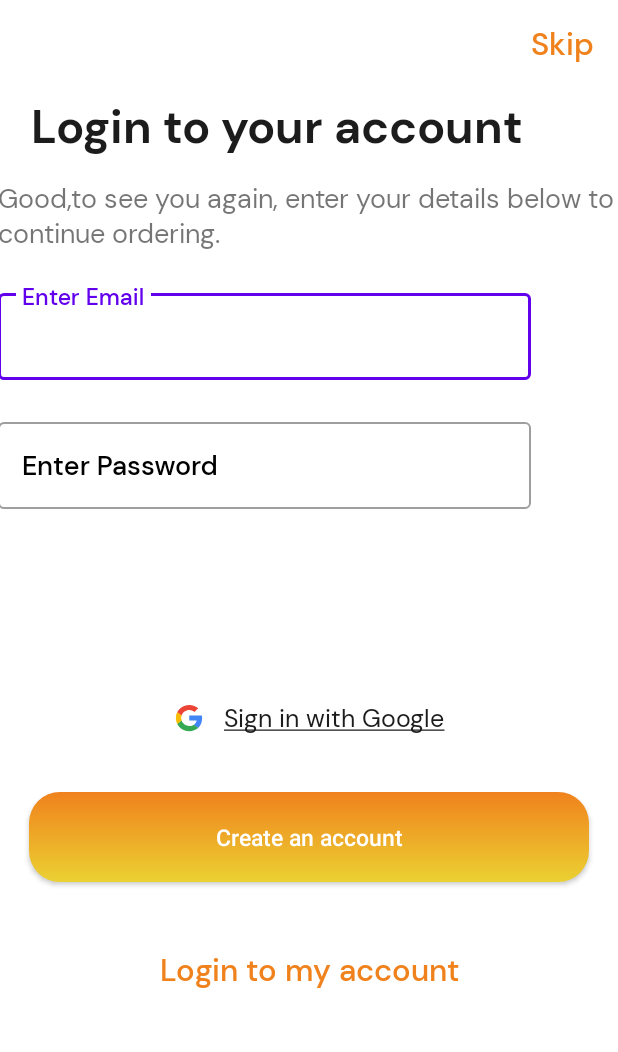
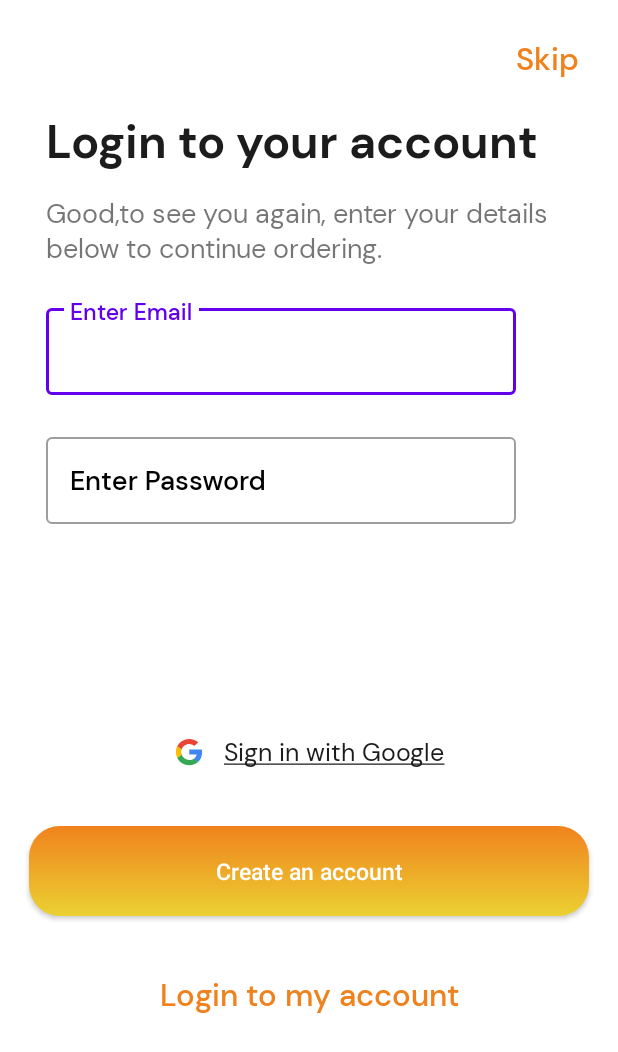
Before and after one commit to SanskarPatidar-Git/Exerboost, an Android app: the LoginActivity screen opened directly, with no data from a screen before it, on a phone screen of 412 x 824 dp. Shown: the top 1052 px of the screen. Run offline under Robolectric (Android 15) with nearby library versions, the phone set to English and light mode, and no system bars; our stand-ins replace sdp/ssp sizes.

Commit message:
some_login_change2

```diff
--- a/app/src/main/res/layout/activity_login.xml
+++ b/app/src/main/res/layout/activity_login.xml
@@ -20,12 +20,12 @@
             android:text="@string/loginactivity_skip"
             android:textColor="@color/colorPrimary"
             android:textSize="@dimen/_16ssp"
-            app:layout_constraintEnd_toEndOf="parent"
-            app:layout_constraintTop_toTopOf="parent" />
+            app:layout_constraintEnd_toEndOf="@id/guideline_right"
+            app:layout_constraintTop_toTopOf="@id/guideline_top" />
 
         <TextView
             android:id="@+id/login_to_your_account_textview"
-            android:layout_width="wrap_content"
+            android:layout_width="0dp"
             android:layout_height="wrap_content"
             android:layout_marginLeft="@dimen/_16sdp"
             android:layout_marginTop="@dimen/_16sdp"
@@ -33,21 +33,21 @@
             android:text="@string/loginactivity_login_to_your_account"
             android:textColor="@color/colorSecondary"
             android:textSize="@dimen/_24ssp"
-            app:layout_constraintStart_toStartOf="parent"
+            app:layout_constraintStart_toStartOf="@id/guideline_left"
             app:layout_constraintTop_toBottomOf="@id/skipTextView" />
 
         <TextView
             android:id="@+id/goodtoseeyouTextView"
-            android:layout_width="wrap_content"
+            android:layout_width="0dp"
             android:layout_height="wrap_content"
-            android:layout_marginStart="@dimen/_25sdp"
             android:layout_marginTop="@dimen/_12sdp"
             android:layout_marginRight="@dimen/_10sdp"
+            android:layout_marginLeft="@dimen/_16sdp"
             android:fontFamily="@font/dmsans_regular"
             android:text="@string/loginactivity_good_to_see_you_again_enter_your_details_below_to_continue_ordering"
             android:textSize="@dimen/_14ssp"
-            app:layout_constraintEnd_toStartOf="@id/skipTextView"
-            app:layout_constraintStart_toStartOf="@id/login_to_your_account_textview"
+            app:layout_constraintEnd_toEndOf="@id/guideline_right"
+            app:layout_constraintStart_toStartOf="@id/guideline_left"
             app:layout_constraintTop_toBottomOf="@id/login_to_your_account_textview"
          />
 
@@ -101,7 +101,7 @@
             android:layout_width="@dimen/_150sdp"
             android:layout_height="@dimen/_35sdp"
             android:layout_gravity="center"
-            android:layout_marginTop="@dimen/_90sdp"
+            android:layout_marginTop="@dimen/_100sdp"
             android:background="@drawable/button_bg"
             android:backgroundTint="@color/white"
             android:gravity="center"
@@ -130,7 +130,7 @@
             android:layout_marginLeft="@dimen/_15sdp"
             android:layout_marginTop="@dimen/_20sdp"
             android:layout_marginRight="@dimen/_15sdp"
-            android:layout_marginBottom="@dimen/_35sdp"
+       android:layout_marginBottom="@dimen/_30sdp"
             android:background="@drawable/gradient_app_color"
             android:letterSpacing="0"
             android:text="@string/loginactivity_create_an_account"
@@ -138,9 +138,9 @@
             android:textSize="@dimen/_12ssp"
             app:backgroundTint="@null"
             app:layout_constraintBottom_toTopOf="@+id/loginTextView"
-            app:layout_constraintEnd_toEndOf="parent"
+            app:layout_constraintEnd_toEndOf="@id/guideline_right"
             app:layout_constraintHorizontal_bias="1.0"
-            app:layout_constraintStart_toStartOf="parent"
+            app:layout_constraintStart_toStartOf="@id/guideline_left"
             app:layout_constraintTop_toBottomOf="@id/sign_in_with_google"
             app:layout_constraintVertical_bias="1.0" />
 
@@ -154,10 +154,35 @@
             android:textAlignment="viewEnd"
             android:textColor="@color/colorPrimary"
             android:textSize="@dimen/_16sdp"
-            app:layout_constraintBottom_toBottomOf="parent"
-            app:layout_constraintEnd_toEndOf="parent"
-            app:layout_constraintHorizontal_bias="0.50"
-            app:layout_constraintStart_toStartOf="parent" />
+            android:layout_marginTop="@dimen/_10sdp"
+            app:layout_constraintBottom_toBottomOf="@id/guideline_bottom"
+            app:layout_constraintEnd_toEndOf="@id/guideline_right"
+            app:layout_constraintStart_toStartOf="@id/guideline_left" />
 
+        <androidx.constraintlayout.widget.Guideline
+            android:id="@+id/guideline_top"
+            android:layout_width="wrap_content"
+            android:layout_height="wrap_content"
+            android:orientation="horizontal"
+            app:layout_constraintGuide_begin="10dp" />
+
+        <androidx.constraintlayout.widget.Guideline
+            android:id="@+id/guideline_bottom"
+            android:layout_width="wrap_content"
+            android:layout_height="wrap_content"
+            android:orientation="horizontal"
+            app:layout_constraintGuide_end="10dp" />
+        <androidx.constraintlayout.widget.Guideline
+            android:id="@+id/guideline_left"
+            android:layout_width="wrap_content"
+            android:layout_height="wrap_content"
+            android:orientation="vertical"
+            app:layout_constraintGuide_begin="10dp" />
+        <androidx.constraintlayout.widget.Guideline
+            android:id="@+id/guideline_right"
+            android:layout_width="wrap_content"
+            android:layout_height="wrap_content"
+            android:orientation="vertical"
+            app:layout_constraintGuide_end="10dp" />
     </androidx.constraintlayout.widget.ConstraintLayout>
 </ScrollView>
```
